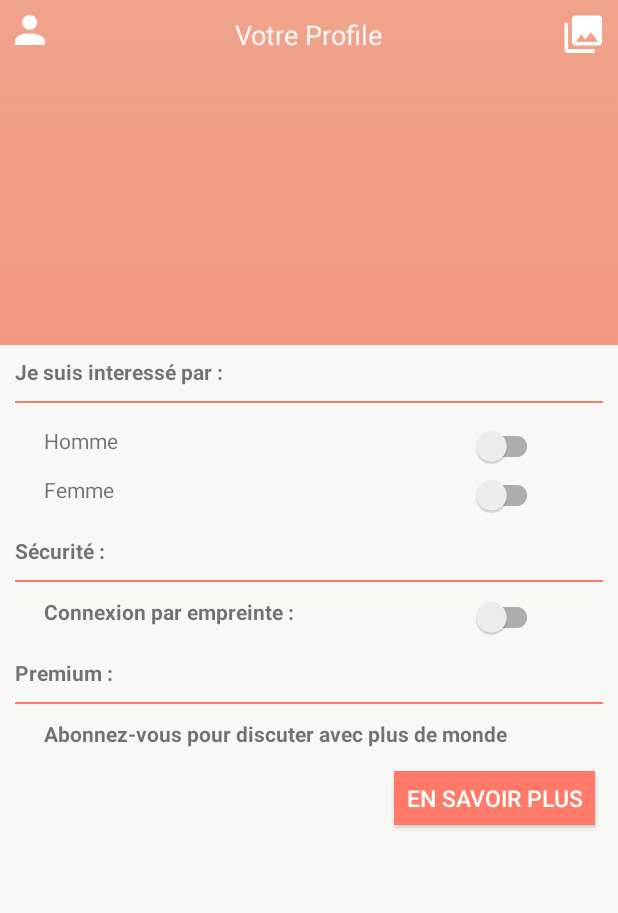
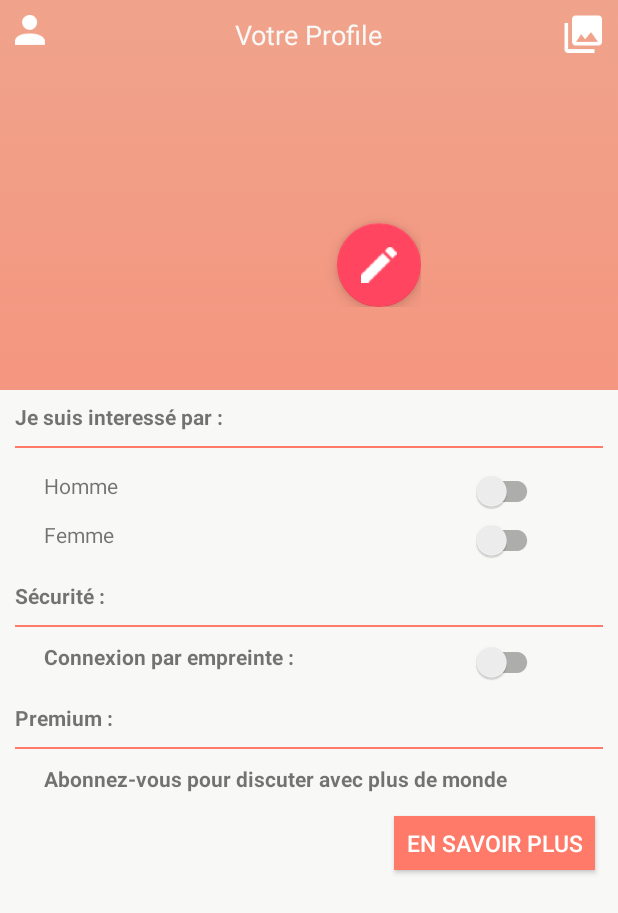
Before and after one commit to Alexyvercruysse/Brookies, an Android app: the ProfileActivity screen opened directly, with no data from a screen before it, on a phone screen of 412 x 824 dp. Shown: the top 913 px of the screen. Run offline under Robolectric (Android 15) with nearby library versions, the phone set to English and light mode, and no system bars; our stand-ins replace CircleImageView, Firebase (no records; nobody signed in at launch, a user with empty details on screens opened directly), Picasso; pictures from the network do not load; 6 statements that could not run were skipped.

```diff
--- a/app/src/main/java/brookies/iut/com/brookies/ProfileActivity.java
+++ b/app/src/main/java/brookies/iut/com/brookies/ProfileActivity.java
@@ -11,6 +11,7 @@ import android.os.Bundle;
 import android.support.v7.widget.SwitchCompat;
 import android.util.Log;
 import android.view.View;
+import android.widget.CompoundButton;
 import android.widget.TextView;
 
 import com.google.firebase.auth.FirebaseAuth;
@@ -21,6 +22,7 @@ import com.google.firebase.database.DatabaseError;
 import com.google.firebase.database.DatabaseReference;
 import com.google.firebase.database.FirebaseDatabase;
 import com.google.firebase.database.ValueEventListener;
+import com.squareup.picasso.Picasso;
 
 import java.io.BufferedInputStream;
 import java.io.IOException;
@@ -71,7 +73,6 @@ public class ProfileActivity extends AppCompatActivity {
             }
         };
 
-
         mDatabase.child("user/"+userId).addValueEventListener(new ValueEventListener() {
             @Override
             public void onDataChange(DataSnapshot snapshot) {
@@ -81,7 +82,7 @@ public class ProfileActivity extends AppCompatActivity {
                 String urlPictureProfilePath = user.getPictures().get(0).getUrl();
                 manSwitch.setChecked(user.getLikeMen());
                 womanSwitch.setChecked(user.getLikeWomen());
-                new LoadProfilePictureTask().execute(urlPictureProfilePath);
+                Picasso.with(getApplication()).load(user.getPictures().get(0).getUrl()).into(profileImage);
             }
 
             @Override
@@ -89,6 +90,19 @@ public class ProfileActivity extends AppCompatActivity {
 
             }
 
+        });
+
+        manSwitch.setOnCheckedChangeListener(new CompoundButton.OnCheckedChangeListener() {
+            public void onCheckedChanged(CompoundButton buttonView, boolean isChecked) {
+                user.setLikeMen(isChecked);
+                mDatabase.child("user/"+userId).setValue(user);
+            }
+        });
+        womanSwitch.setOnCheckedChangeListener(new CompoundButton.OnCheckedChangeListener() {
+            public void onCheckedChanged(CompoundButton buttonView, boolean isChecked) {
+                user.setLikeWomen(isChecked);
+                mDatabase.child("user/"+userId).setValue(user);
+            }
         });
 
         editProfileButton.setOnClickListener(new View.OnClickListener() {
@@ -99,35 +113,5 @@ public class ProfileActivity extends AppCompatActivity {
                 startActivity(editProfile);
             }
         });
-
     }
-
-
-    class LoadProfilePictureTask extends AsyncTask<String, Void, Bitmap> {
-        protected void onPreExecute() {
-        }
-
-        protected Bitmap doInBackground(String... urlPath) {
-            Bitmap myBitmap = null;
-            try {
-                URL url = new URL(urlPath[0]);
-                HttpURLConnection connection = (HttpURLConnection) url.openConnection();
-                connection.setDoInput(true);
-                connection.connect();
-                InputStream input = connection.getInputStream();
-                return myBitmap = BitmapFactory.decodeStream(input);
-            } catch (MalformedURLException e) {
-                e.printStackTrace();
-            } catch (IOException e) {
-                e.printStackTrace();
-            }
-            return myBitmap;
-        }
-
-
-        protected void onPostExecute(Bitmap result) {
-            profileImage.setImageBitmap(result);
-        }
-    }
-
 }
--- a/app/src/main/res/layout/activity_profile.xml
+++ b/app/src/main/res/layout/activity_profile.xml
@@ -10,7 +10,7 @@
 
     <RelativeLayout
         android:layout_width="match_parent"
-        android:layout_height="230dp"
+        android:layout_height="260dp"
         android:orientation="vertical">
 
         <RelativeLayout
@@ -63,8 +63,7 @@
                         android:layout_width="150dp"
                         android:layout_height="150dp"
                         android:layout_weight="1"
-                        android:src="@drawable/profile"
-                        android:layout_marginTop="34dp"/>
+                        android:layout_gravity="center" />
 
                     <android.support.design.widget.FloatingActionButton
                         android:id="@+id/editProfileFloatingButton"
@@ -75,19 +74,16 @@
                 </FrameLayout>
 
             </RelativeLayout>
-
-
-            <TextView
-                android:id="@+id/tvName"
-                android:layout_marginTop="10dp"
-                android:layout_width="wrap_content"
-                android:layout_height="wrap_content"
-                android:textColor="@color/white"
-                android:layout_gravity="center"
-                android:textSize="20dp" />
-
         </LinearLayout>
-
+        <TextView
+            android:id="@+id/tvName"
+            android:layout_width="wrap_content"
+            android:layout_height="wrap_content"
+            android:textColor="@color/white"
+            android:layout_alignParentBottom="true"
+            android:layout_centerInParent="true"
+            android:layout_marginBottom="13dp"
+            android:textSize="20dp" />
     </RelativeLayout>
 
     <LinearLayout
@@ -95,7 +91,6 @@
         android:layout_height="match_parent"
         android:background="@color/white"
         android:orientation="vertical">
-
 
         <TextView
             android:layout_width="wrap_content"
@@ -229,5 +224,4 @@
             android:background="@color/salmon" />
 
     </LinearLayout>
-
 </LinearLayout>
```
Also changed, not shown: app/src/main/AndroidManifest.xml (+6 -6 lines), 1 other file.
